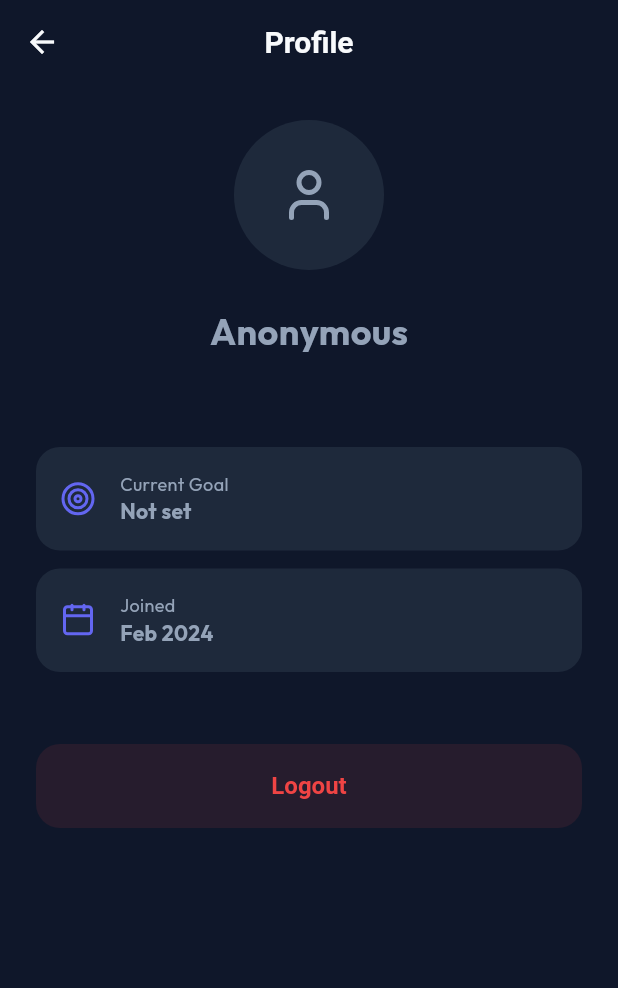
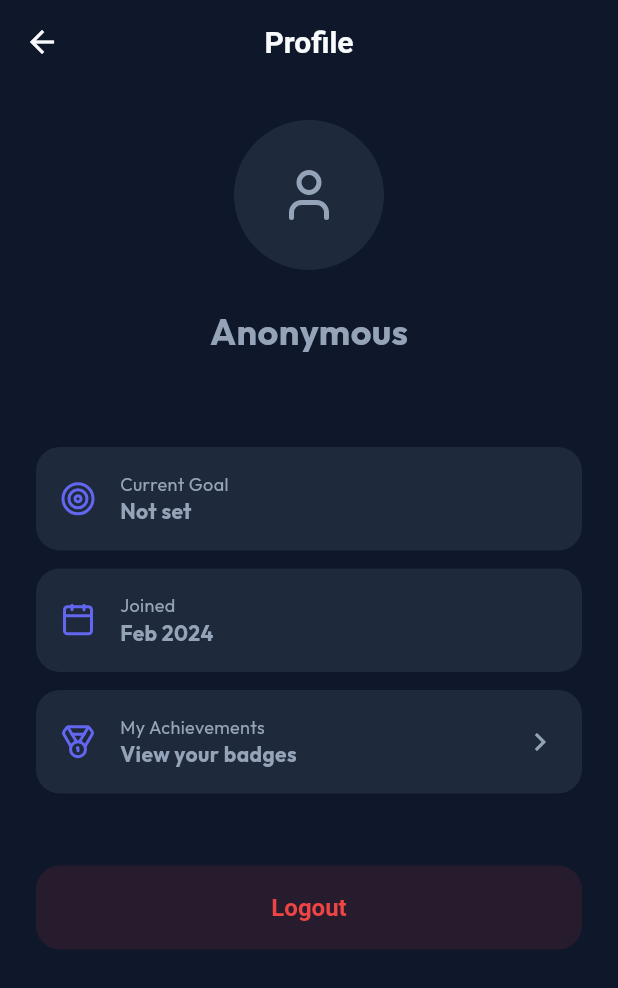
Before and after one commit to Gansputra/Ascendly, a Flutter app: the ProfileScreen screen opened directly, on a phone screen of 412 x 824 dp. Shown: the top 988 px of the screen. Run offline on Flutter 3.47's test engine with Material 3 defaults, Android fonts, the phone set to English and light mode, and no system bars; our stand-ins replace animate_do, fl_chart, flutter_dotenv, google_fonts, lucide_icons, shared_preferences and 2 more; accounts and stored records are empty.

Commit message:
implement real-time achievement and badge system

```diff
--- /dev/null
+++ b/lib/models/achievement_model.dart
@@ -0,0 +1,53 @@
+class Achievement {
+  final String id;
+  final String title;
+  final String description;
+  final String icon; // Icon name from Lucide/Material
+  final String conditionType; // 'streak_days', 'total_cleared', 'emergency_use', 'social_activity'
+  final int conditionValue;
+
+  Achievement({
+    required this.id,
+    required this.title,
+    required this.description,
+    required this.icon,
+    required this.conditionType,
+    required this.conditionValue,
+  });
+
+  factory Achievement.fromJson(Map<String, dynamic> json) {
+    return Achievement(
+      id: json['id'],
+      title: json['title'],
+      description: json['description'],
+      icon: json['icon'],
+      conditionType: json['condition_type'],
+      conditionValue: json['condition_value'],
+    );
+  }
+}
+
+class UserAchievement {
+  final String userId;
+  final String achievementId;
+  final DateTime unlockedAt;
+  final Achievement? achievement; // Joined data
+
+  UserAchievement({
+    required this.userId,
+    required this.achievementId,
+    required this.unlockedAt,
+    this.achievement,
+  });
+
+  factory UserAchievement.fromJson(Map<String, dynamic> json) {
+    return UserAchievement(
+      userId: json['user_id'],
+      achievementId: json['achievement_id'],
+      unlockedAt: DateTime.parse(json['unlocked_at']),
+      achievement: json['achievements'] != null
+          ? Achievement.fromJson(json['achievements'])
+          : null,
+    );
+  }
+}
--- a/lib/models/user_profile.dart
+++ b/lib/models/user_profile.dart
@@ -5,6 +5,7 @@ class UserProfile {
   final DateTime? streakStartDate;
   final int totalDaysCleared;
   final int bestStreak;
+  final int emergencyUses;
   final DateTime createdAt;
 
   UserProfile({
@@ -14,6 +15,7 @@ class UserProfile {
     this.streakStartDate,
     this.totalDaysCleared = 0,
     this.bestStreak = 0,
+    this.emergencyUses = 0,
     required this.createdAt,
   });
 
@@ -27,6 +29,7 @@ class UserProfile {
           : null,
       totalDaysCleared: json['total_days_cleared'] ?? 0,
       bestStreak: json['best_streak'] ?? 0,
+      emergencyUses: json['emergency_uses'] ?? 0,
       createdAt: DateTime.parse(json['created_at']),
     );
   }
@@ -39,6 +42,7 @@ class UserProfile {
       'streak_start_date': streakStartDate?.toIso8601String(),
       'total_days_cleared': totalDaysCleared,
       'best_streak': bestStreak,
+      'emergency_uses': emergencyUses,
     };
   }
 
--- a/lib/screens/dashboard/dashboard_screen.dart
+++ b/lib/screens/dashboard/dashboard_screen.dart
@@ -6,6 +6,7 @@ import 'package:ascendly/services/database_service.dart';
 import 'package:ascendly/widgets/emergency_button.dart';
 import 'package:flutter/material.dart';
 import 'package:animate_do/animate_do.dart';
+import 'package:ascendly/services/achievement_service.dart';
 import 'package:ascendly/screens/settings/settings_screen.dart';
 import 'package:intl/intl.dart';
 
@@ -53,6 +54,8 @@ class _DashboardScreenState extends State<DashboardScreen> {
           _currentDuration = DateTime.now().toUtc().difference(profile!.streakStartDate!.toUtc());
         }
       });
+      // Check achievements after loading profile
+      AchievementService().checkAchievements(_authService.currentUser!.id, context: context);
     }
   }
 
--- a/lib/screens/profile/profile_screen.dart
+++ b/lib/screens/profile/profile_screen.dart
@@ -1,6 +1,7 @@
 import 'package:ascendly/core/theme.dart';
 import 'package:ascendly/models/user_profile.dart';
 import 'package:ascendly/screens/auth/login_screen.dart';
+import 'package:ascendly/screens/profile/badges_screen.dart';
 import 'package:ascendly/services/auth_service.dart';
 import 'package:ascendly/services/database_service.dart';
 import 'package:flutter/material.dart';
@@ -83,6 +84,19 @@ class _ProfileScreenState extends State<ProfileScreen> {
                     'Feb 2024', // Simplified for demo
                     LucideIcons.calendar,
                   ),
+                  const SizedBox(height: 12),
+                  InkWell(
+                    onTap: () {
+                      Navigator.push(context, MaterialPageRoute(builder: (_) => const BadgesScreen()));
+                    },
+                    borderRadius: BorderRadius.circular(16),
+                    child: _buildProfileTile(
+                      'My Achievements',
+                      'View your badges',
+                      LucideIcons.medal,
+                      trailing: const Icon(Icons.chevron_right, color: AppTheme.textSecondary),
+                    ),
+                  ),
                   const SizedBox(height: 48),
                   ElevatedButton(
                     onPressed: _logout,
@@ -99,7 +113,7 @@ class _ProfileScreenState extends State<ProfileScreen> {
     );
   }
 
-  Widget _buildProfileTile(String title, String subtitle, IconData icon) {
+  Widget _buildProfileTile(String title, String subtitle, IconData icon, {Widget? trailing}) {
     return Container(
       padding: const EdgeInsets.all(16),
       decoration: BoxDecoration(
@@ -110,13 +124,16 @@ class _ProfileScreenState extends State<ProfileScreen> {
         children: [
           Icon(icon, color: AppTheme.primaryColor),
           const SizedBox(width: 16),
-          Column(
-            crossAxisAlignment: CrossAxisAlignment.start,
-            children: [
-              Text(title, style: const TextStyle(color: AppTheme.textSecondary, fontSize: 12)),
-              Text(subtitle, style: const TextStyle(fontWeight: FontWeight.bold)),
-            ],
+          Expanded(
+            child: Column(
+              crossAxisAlignment: CrossAxisAlignment.start,
+              children: [
+                Text(title, style: const TextStyle(color: AppTheme.textSecondary, fontSize: 12)),
+                Text(subtitle, style: const TextStyle(fontWeight: FontWeight.bold)),
+              ],
+            ),
           ),
+          if (trailing != null) trailing,
         ],
       ),
     );
```
Also changed, not shown: lib/screens/profile/badges_screen.dart (added, +237 -0 lines), lib/services/achievement_service.dart (added, +87 -0 lines), lib/services/database_service.dart (+39 -1 lines), lib/widgets/emergency_button.dart (+12 -2 lines).
